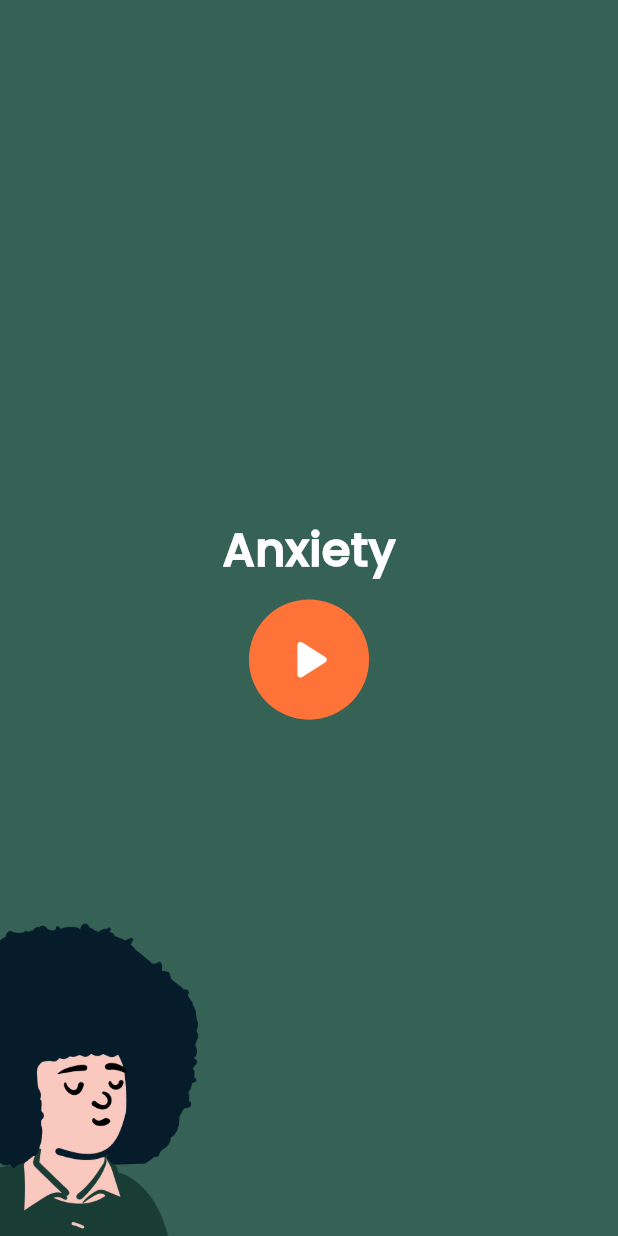
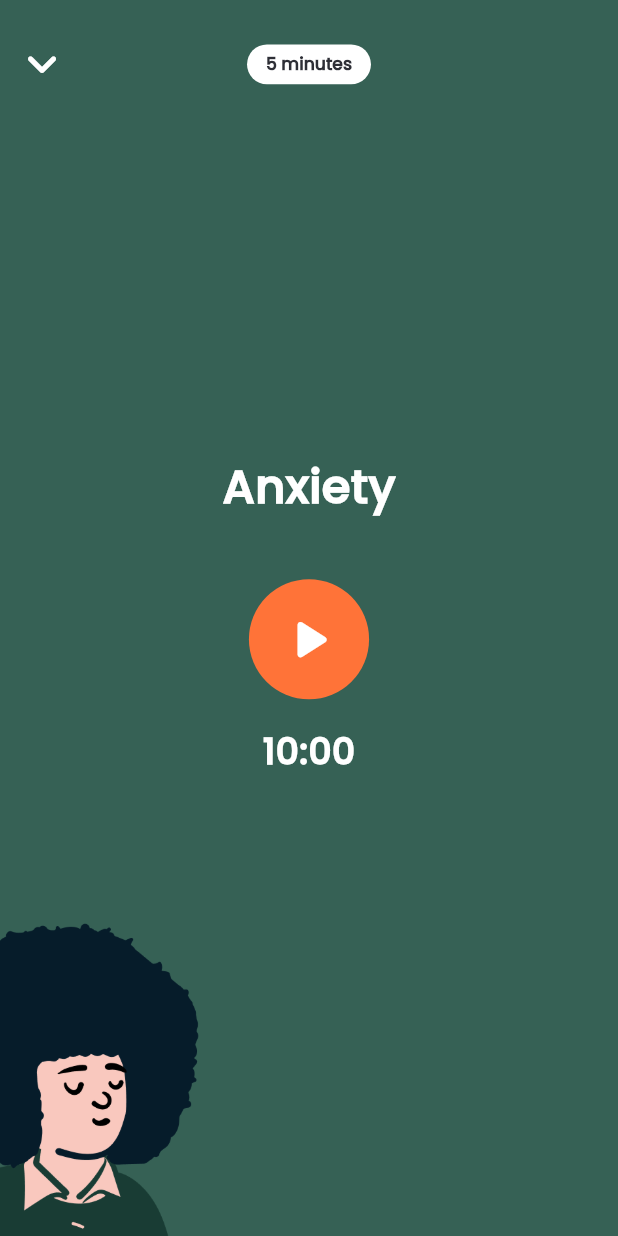
Before and after one commit to Abdusalom0516/Meditation, a Flutter app: the screen it shows after launch, after a tap on "5 minutes", on a phone screen of 412 x 824 dp. Run offline on Flutter 3.47's test engine with Material 3 defaults, Android fonts, the phone set to English and light mode, and no system bars; our stand-ins replace flutter_riverpod, lottie.

Commit message:
BASE: Finish Timer Screen UI.

```diff
--- a/lib/presentation/home/home.dart
+++ b/lib/presentation/home/home.dart
@@ -87,7 +87,7 @@ class HomeScreen extends StatelessWidget {
                                               ),
                                               alignment: Alignment.center,
                                               padding: EdgeInsets.symmetric(
-                                                horizontal: appW(8),
+                                                horizontal: appW(11),
                                                 vertical: appH(5),
                                               ),
                                               decoration: BoxDecoration(
--- a/lib/presentation/home/widgets/custom_type_card.dart
+++ b/lib/presentation/home/widgets/custom_type_card.dart
@@ -59,7 +59,7 @@ class CustomTypeCard extends StatelessWidget {
                               ),
                               alignment: Alignment.center,
                               padding: EdgeInsets.symmetric(
-                                horizontal: appW(8),
+                                horizontal: appW(11),
                                 vertical: appH(5),
                               ),
                               decoration: BoxDecoration(
--- a/lib/presentation/timer/timer.dart
+++ b/lib/presentation/timer/timer.dart
@@ -18,6 +18,42 @@ class TimerScreen extends StatelessWidget {
   Widget build(BuildContext context) {
     return AppStateWrapper(
       builder: (colors, ref) => Scaffold(
+        appBar: AppBar(
+          backgroundColor: color,
+          elevation: 0,
+          leading: IconButton(
+            icon: Icon(
+              Icons.keyboard_arrow_down_rounded,
+              color: colors.bg,
+              size: appW(35),
+            ),
+            onPressed: () => Navigator.pop(context),
+          ),
+          toolbarHeight: appH(75),
+          title: IntrinsicWidth(
+            child: Container(
+              alignment: Alignment.center,
+              padding: EdgeInsets.symmetric(
+                horizontal: appW(11),
+                vertical: appH(5),
+              ),
+              decoration: BoxDecoration(
+                color: colors.bg,
+                borderRadius: BorderRadius.circular(appW(18)),
+              ),
+              child: Text(
+                time,
+                style: TextStyle(
+                  color: colors.black,
+                  fontSize: appW(10),
+                  fontWeight: FontWeight.bold,
+                  fontFamily: FontNames.poppins,
+                ),
+              ),
+            ),
+          ),
+          centerTitle: true,
+        ),
         backgroundColor: color,
         body: Stack(
           children: [
@@ -45,7 +81,7 @@ class TimerScreen extends StatelessWidget {
                           fontFamily: FontNames.poppins,
                         ),
                       ),
-                      SizedBox(height: appH(10)),
+                      SizedBox(height: appH(35)),
                       Container(
                         height: appH(70),
                         width: appW(70),
@@ -61,6 +97,17 @@ class TimerScreen extends StatelessWidget {
                           ),
                         ),
                       ),
+                      SizedBox(height: appH(15)),
+                      Text(
+                        "10:00",
+                        style: TextStyle(
+                          color: Colors.white,
+                          fontSize: appW(21),
+                          fontWeight: FontWeight.bold,
+                          fontFamily: FontNames.poppins,
+                        ),
+                      ),
+                      SizedBox(height: appH(79)),
                     ],
                   ),
                 )
```
